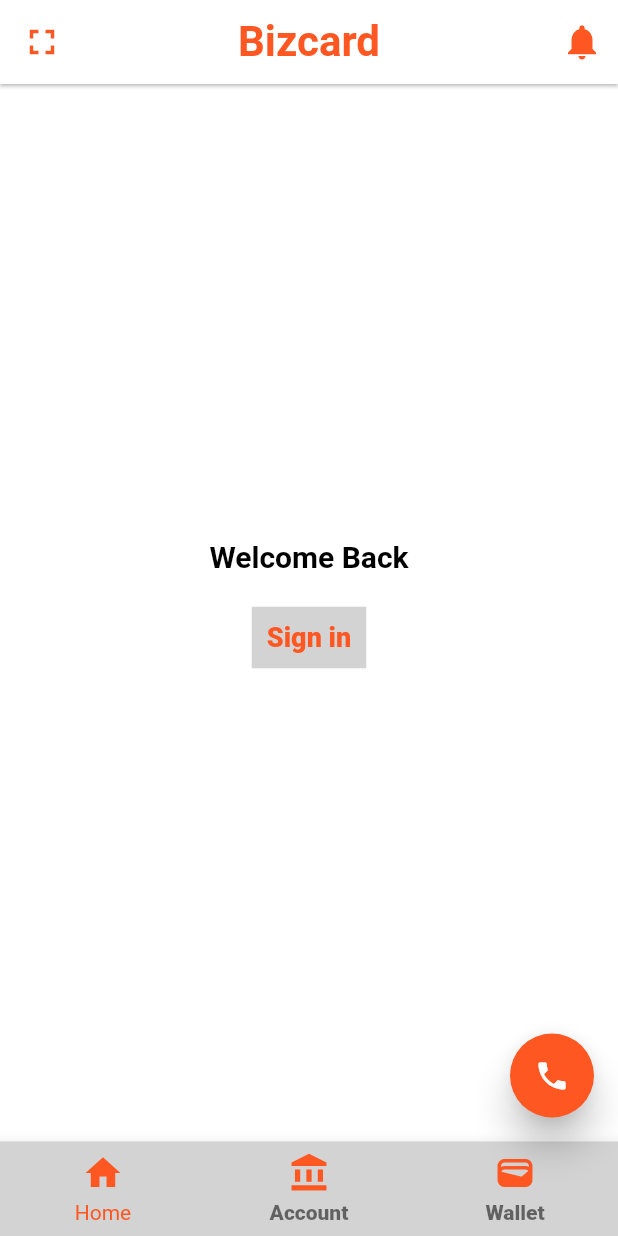
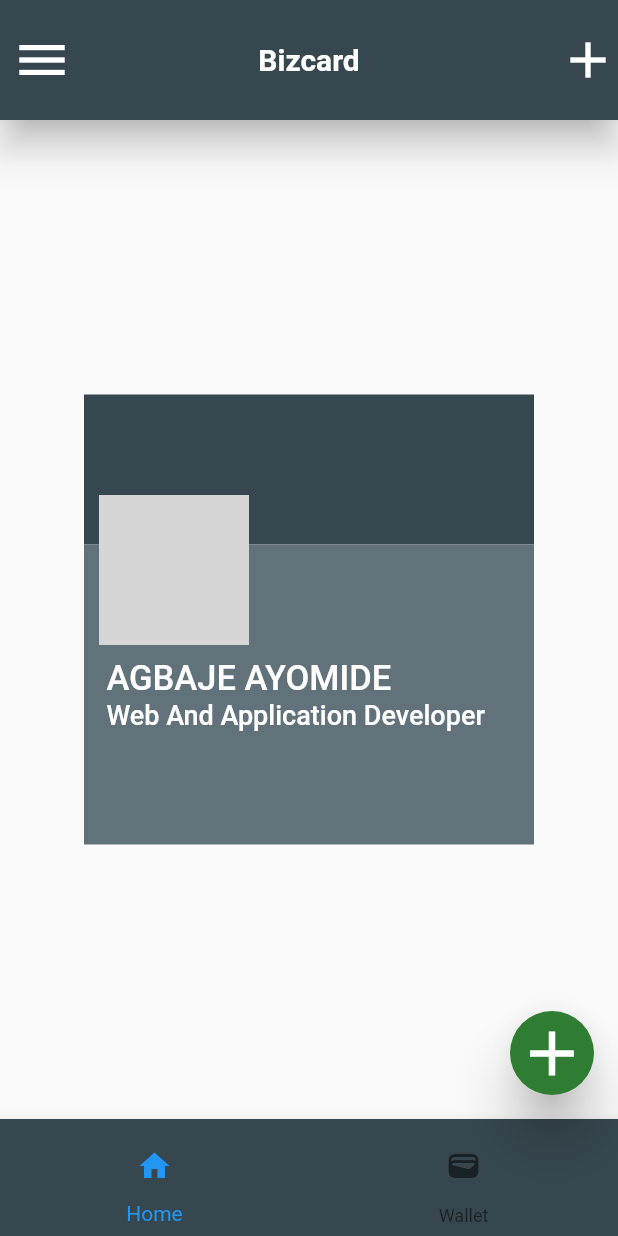
Before and after one commit to Agbajee/flutter_app, a Flutter app: the screen it shows after launch, on a phone screen of 412 x 824 dp. Run offline on Flutter 3.47's test engine with Material 2 defaults, Android fonts, the phone set to English and light mode, and no system bars; network calls fail; grey boxes are pictures that could not be loaded.

Commit message:
added Bizcard project

```diff
--- a/lib/main.dart
+++ b/lib/main.dart
@@ -1,8 +1,11 @@
+// ignore_for_file: unused_import
+
 import 'package:flutter/material.dart';
 import 'package:flutter_app/ui/home.dart';
+import 'package:flutter_app/ui/bizcard.dart';
 
 void main() {
   runApp(const MaterialApp(
-    home: MyAppBar(),
+    home: BizCard(),
   ));
 }
--- /dev/null
+++ b/lib/ui/bizcard.dart
@@ -0,0 +1,153 @@
+// ignore_for_file: prefer_const_constructors, prefer_const_literals_to_create_immutables
+
+import 'package:flutter/material.dart';
+import 'package:flutter_app/ui/home.dart';
+
+class BizCard extends StatelessWidget {
+  const BizCard({super.key});
+
+  @override
+  Widget build(BuildContext context) {
+    return Scaffold(
+      appBar: AppBar(
+        toolbarHeight: 80,
+        elevation: 10,
+        backgroundColor: Color(0xFF37474F),
+        leading: Icon(
+          Icons.menu_sharp,
+          color: Colors.white,
+          size: 40,
+        ),
+        title: Container(
+          padding: EdgeInsets.all(10.0),
+          child: Text(appTitles,
+              style: TextStyle(
+                fontSize: 20,
+                fontWeight: FontWeight.w600
+              )
+          ),
+        ),
+        actions: <Widget>[
+          IconButton(
+            onPressed: null,
+            icon: Icon(
+              Icons.add,
+              color: Colors.white,
+              size: 40,
+            ),
+          )
+        ],
+        centerTitle: true,
+      ),
+      bottomNavigationBar: BottomNavigationBar(
+        backgroundColor: Color(0xFF37474F),
+        items: [
+          BottomNavigationBarItem(
+              icon: IconButton(
+                onPressed: () => _getMessage(context),
+                icon: Icon(Icons.home),
+              ),
+              label: "Home"),
+          BottomNavigationBarItem(
+              icon: IconButton(
+                onPressed: () => _getMessage(context),
+                icon: Icon(Icons.wallet),
+              ),
+              label: "Wallet")
+        ],
+      ),
+      floatingActionButton: FloatingActionButton(
+        onPressed: () => _getMessage(context),
+        backgroundColor: Color(0xFF2e7d32),
+        elevation: 15,
+        child: Icon(
+          Icons.add,
+          size: 50.0,
+        ),
+      ),
+      body: Container(
+          alignment: Alignment.center,
+          child: Stack(
+            alignment: Alignment.topCenter,
+            children: <Widget>[
+              _getCard(),
+              _getAvatar(),
+            ],
+          )),
+    );
+  }
+
+  Container _getCard() {
+    return Container(
+      alignment: Alignment.center,
+      padding: EdgeInsets.fromLTRB(10.0, 20.0, 10.0, 20.0),
+      child: Column(
+        mainAxisAlignment: MainAxisAlignment.center,
+        children: <Widget>[
+          Container(
+            width: 300,
+            height: 100,
+            color: Color(0xFF37474F),
+          ),
+          Container(
+            padding: EdgeInsets.fromLTRB(15.0, 0, 0, 0),
+            width: 300,
+            height: 200,
+            color: Color(0xFF62727b),
+            child: Column(
+                mainAxisAlignment: MainAxisAlignment.center,
+                crossAxisAlignment: CrossAxisAlignment.start,
+                children: <Widget>[
+                  Text(
+                    'AGBAJE AYOMIDE',
+                    style: TextStyle(
+                      color: Color(0xFFFFFFFF),
+                      fontWeight: FontWeight.w500,
+                      fontSize: 23,
+                    ),
+                  ),
+                  Text(
+                    'Web And Application Developer',
+                    style: TextStyle(
+                      color: Color(0xFFFFFFFF),
+                      fontWeight: FontWeight.w500,
+                      fontSize: 18,
+                    ),
+                  )
+                ]),
+          )
+        ]),
+    );
+  }
+
+  Container _getAvatar() {
+    return Container(
+      width: 100,
+      height: 100,
+      margin: EdgeInsets.fromLTRB(0, 250.0, 180.0, 0),
+      decoration: BoxDecoration(
+        color: Color.fromARGB(255, 41, 41, 41),
+        // color: Color(0xFF2e7d32),
+        borderRadius: BorderRadius.all(Radius.circular(50.0)),
+        border: Border.all(
+          color: Color(0xFF62727b),
+          width: 7,
+        ),
+        image: DecorationImage(
+          image: NetworkImage(
+              "https://icons.veryicon.com/png/o/miscellaneous/linear-icon-20/people-28.png"),
+          fit: BoxFit.cover,
+        ),
+      ),
+    );
+  }
+
+  SnackBar _getMessage(context) {
+    final snackBar = SnackBar(
+      backgroundColor: Colors.green,
+      content: Text('button is working'),
+    );
+    ScaffoldMessenger.of(context).showSnackBar(snackBar);
+    return snackBar;
+  }
+}
--- a/lib/ui/home.dart
+++ b/lib/ui/home.dart
@@ -11,6 +11,7 @@ class MyAppBar extends StatelessWidget {
   Widget build(BuildContext context) {
     return Scaffold(
         appBar: AppBar(
+          toolbarHeight: 70,
           elevation: 1,
           backgroundColor: const Color(0xFFFFFFFF),
           leading: const IconButton(
@@ -21,12 +22,11 @@ class MyAppBar extends StatelessWidget {
             ),
             onPressed: null,
           ),
-          title: Text(
-            appTitles,
-            style: TextStyle(
-              fontSize: 28,
-              color: Colors.deepOrange,
-              fontWeight: FontWeight.w700,
+          title: Padding(
+            padding: EdgeInsets.all(8.0),
+            child: Image.asset(
+              "https://icons.veryicon.com/png/o/miscellaneous/linear-icon-20/people-28.png",
+              width: 20,
             ),
           ),
           centerTitle: true,
@@ -105,13 +105,34 @@ class MyAppBar extends StatelessWidget {
   }
 }
 
+class AddNewButton extends StatelessWidget {
+  const AddNewButton({super.key});
+  @override
+  Widget build(BuildContext context) {
+    return FloatingActionButton(
+      onPressed: () {
+        final snackBar = SnackBar(
+          backgroundColor: Colors.green,
+          content: Text('logged in successfully'),
+        );
+        ScaffoldMessenger.of(context).showSnackBar(snackBar);
+      },
+      backgroundColor: Color(0xFF2e7d32),
+      elevation: 15,
+      child: Icon(
+        Icons.add,
+        size: 50.0,
+      ),
+    );
+  }
+}
+
 class CustomButton extends StatelessWidget {
   const CustomButton({super.key});
   @override
   Widget build(BuildContext context) {
     return GestureDetector(
       onTap: () {
-        // debugPrint('Custom Button tapped');
         final snackBar = SnackBar(
           backgroundColor: Colors.green,
           content: Text('logged in successfully'),
@@ -129,7 +150,7 @@ class CustomButton extends StatelessWidget {
             width: 2,
           ),
         ),
-        child: Text('Sign in',
+        child: Text('Sign In',
             style: TextStyle(
               fontSize: 18,
               fontWeight: FontWeight.w900,
```
